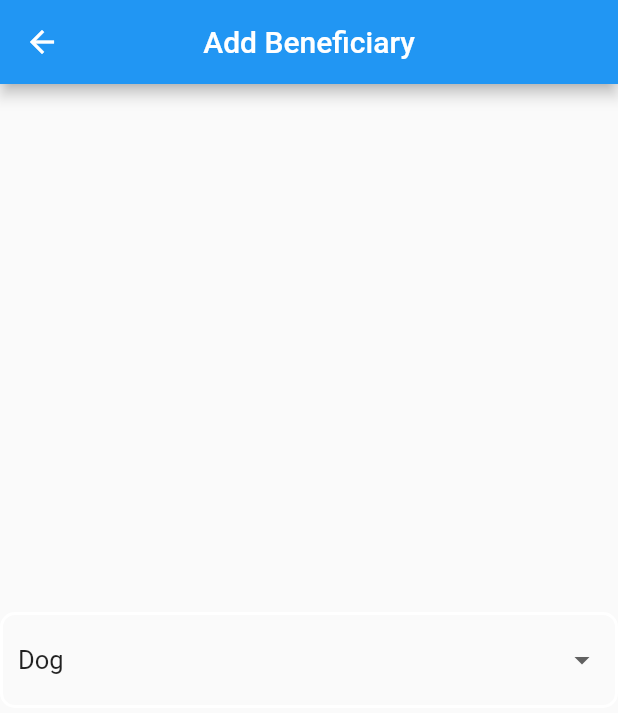
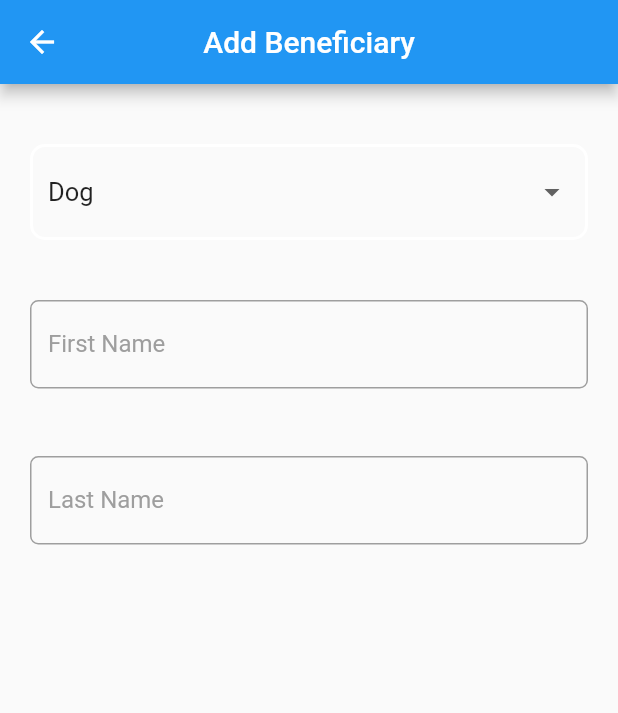
Before and after one commit to hyzic23/flutter_with_hooks, a Flutter app: the AddBeneficiary screen opened directly, on a phone screen of 412 x 824 dp. Shown: the top 713 px of the screen. Run offline on Flutter 3.47's test engine with Material 2 defaults, Android fonts, the phone set to English and light mode, and no system bars; our stand-ins replace dio.

Commit message:
Added Textfield for for FirstName and LastName

```diff
--- a/lib/main.dart
+++ b/lib/main.dart
@@ -92,7 +92,6 @@ class _LoginScreenState extends State<LoginScreen> {
   Widget build(BuildContext context) {
     return Scaffold(
         backgroundColor: Colors.white,
-        //body: SingleChildScrollView(
         body: Form(
           key: _formKey,
           child: Column(
--- a/lib/screens/add_beneficiary.dart
+++ b/lib/screens/add_beneficiary.dart
@@ -1,5 +1,6 @@
 import 'package:flutter/material.dart';
 import 'package:flutter_with_hooks_app/widgets/drop_down_form_widget.dart';
+import 'package:flutter_with_hooks_app/widgets/text_form_field_widget.dart';
 
 class AddBeneficiary extends StatefulWidget {
   const AddBeneficiary({super.key});
@@ -33,12 +34,29 @@ class _AddBeneficiaryWidgetState extends State<AddBeneficiaryWidget> {
   String dropDownValue = 'Dog';
   @override
   Widget build(BuildContext context) {
-    return Column(
-      mainAxisAlignment: MainAxisAlignment.center,
+    return Form(
       key: formKey,
-      children: [
-        Center(child: dropDownForm()),
-      ],
+      child: Column(
+        //mainAxisAlignment: MainAxisAlignment.center,
+
+        children: [
+          Padding(
+            padding: const EdgeInsets.fromLTRB(20.0, 40, 20, 0.0),
+            child: dropDownForm(),
+          ),
+          //const SizedBox(height: 5),
+          Padding(
+            padding: const EdgeInsets.fromLTRB(20.0, 40, 20, 0.0),
+            child: firstNameField(),
+          ),
+          const SizedBox(height: 5),
+          Padding(
+            padding: const EdgeInsets.fromLTRB(20.0, 40, 20, 0.0),
+            child: lastNameField(),
+          ),
+          const SizedBox(height: 5)
+        ],
+      ),
     );
   }
 
@@ -64,4 +82,14 @@ class _AddBeneficiaryWidgetState extends State<AddBeneficiaryWidget> {
           );
         }).toList(),
       );
+
+  Widget firstNameField() => TextFormFieldWidget(
+        labelText: 'First Name',
+        hintText: 'First Name',
+      );
+
+  Widget lastNameField() => TextFormFieldWidget(
+        labelText: 'Last Name',
+        hintText: 'Last Name',
+      );
 }
```
